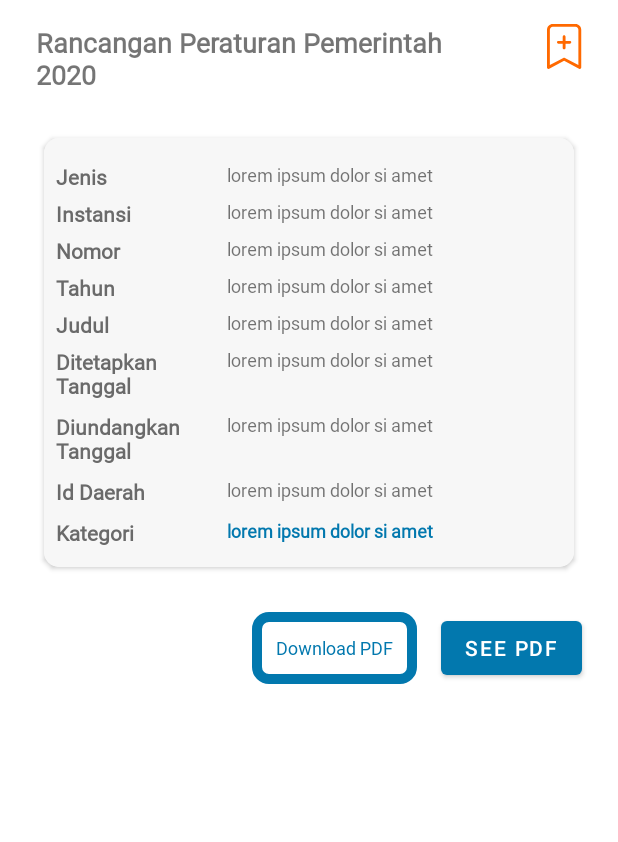
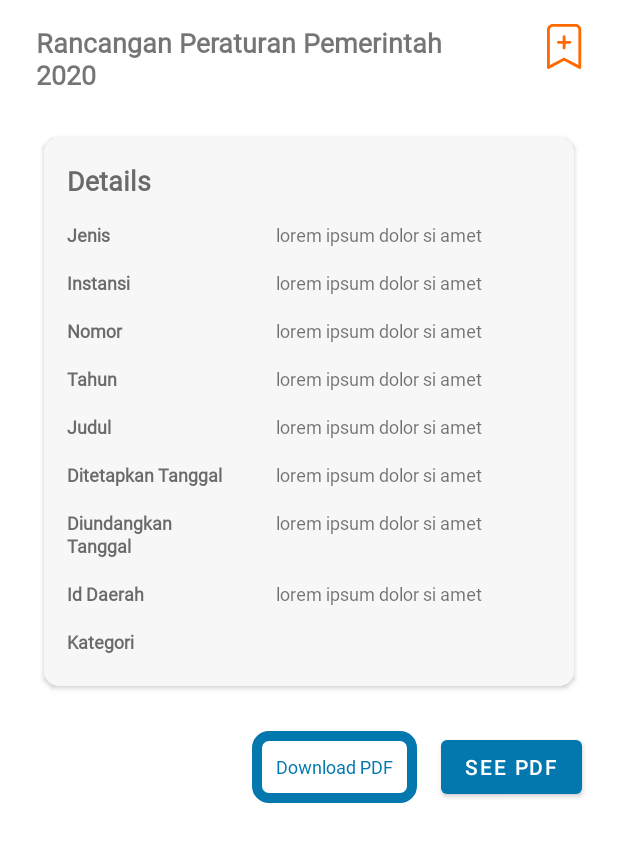
Before and after one commit to nadhifikbarw/adil-monorepo, an Android app: the layout fragment_information.xml on its own in the app's theme, with its tools: preview values and no code run, on a phone screen of 412 x 824 dp. Shown: the top 842 px of the screen. Run offline under Robolectric (Android 15) with nearby library versions, the phone set to English and light mode, and no system bars.

Commit message:
Enhance design at detail and pdfview

```diff
--- a/adil-android/adil/app/build.gradle
+++ b/adil-android/adil/app/build.gradle
@@ -71,6 +71,7 @@ dependencies {
 
     //Room
     implementation "androidx.room:room-ktx:$rootProject.roomVersion"
+    implementation 'androidx.room:room-runtime:2.2.5'
     kapt "androidx.room:room-compiler:$rootProject.roomVersion"
     implementation "androidx.lifecycle:lifecycle-livedata-ktx:2.3.1"
 
--- a/adil-android/adil/app/src/main/java/com/path_studio/adil/data/AdilDataSource.kt
+++ b/adil-android/adil/app/src/main/java/com/path_studio/adil/data/AdilDataSource.kt
@@ -23,5 +23,5 @@ interface AdilDataSource {
     fun getLegislationDetail(legislationId : String) : LiveData<LegislationResponse>
     fun getSignedUrl(docId: String): Task<String>
     fun getTimeline(query: String): Task<List<RelationshipItem?>>
-    fun queryLegislation(query: String): Task<List<QueryHitItem?>>
+    fun queryLegislation(query: String): Task<List<QueryHitItem>>
 }
--- a/adil-android/adil/app/src/main/java/com/path_studio/adil/data/AdilRepository.kt
+++ b/adil-android/adil/app/src/main/java/com/path_studio/adil/data/AdilRepository.kt
@@ -76,7 +76,7 @@ class AdilRepository(private val remoteDataSource: RemoteDataSource,
         return remoteDataSource.getTimeline(docId)
     }
 
-    override fun queryLegislation(query: String): Task<List<QueryHitItem?>> {
+    override fun queryLegislation(query: String): Task<List<QueryHitItem>> {
         return remoteDataSource.queryLegislation(query)
     }
 
--- a/adil-android/adil/app/src/main/java/com/path_studio/adil/data/source/remote/RemoteDataSource.kt
+++ b/adil-android/adil/app/src/main/java/com/path_studio/adil/data/source/remote/RemoteDataSource.kt
@@ -152,7 +152,6 @@ class RemoteDataSource {
         return legisDocResponse
     }
 
-
     fun getLegislationDetail(legislationId : String) : LiveData<LegislationResponse>{
         val legislationResult = MutableLiveData<LegislationResponse>()
         FirestoreConfig.getFirestoreService().collection("legislation").document(legislationId)
@@ -202,7 +201,7 @@ class RemoteDataSource {
             }
     }
 
-    fun queryLegislation(query: String): Task<List<QueryHitItem?>> {
+    fun queryLegislation(query: String): Task<List<QueryHitItem>> {
         val data = hashMapOf(
             "query" to query
         )
@@ -223,4 +222,7 @@ class RemoteDataSource {
                 result
             }
     }
+
+
+
 }
--- a/adil-android/adil/app/src/main/java/com/path_studio/adil/ui/detailUU/DetailUUActivity.kt
+++ b/adil-android/adil/app/src/main/java/com/path_studio/adil/ui/detailUU/DetailUUActivity.kt
@@ -44,7 +44,6 @@ class DetailUUActivity : AppCompatActivity() {
         val extras = intent.extras
         if (extras != null) {
             val legislationId = extras.getString(EXTRA_LEGISLATION_ID)
-            Log.e("Legislation ID", legislationId.toString())
         }
 
         //set back button listener
--- a/adil-android/adil/app/src/main/java/com/path_studio/adil/ui/searchResult/SearchResultViewModel.kt
+++ b/adil-android/adil/app/src/main/java/com/path_studio/adil/ui/searchResult/SearchResultViewModel.kt
@@ -7,6 +7,6 @@ import com.path_studio.adil.data.source.remote.response.QueryHitItem
 
 class SearchResultViewModel(private val adilRepository: AdilRepository) : ViewModel(){
 
-    fun queryLegislation(query :String) : Task<List<QueryHitItem?>> = adilRepository.queryLegislation(query)
+    fun queryLegislation(query :String) : Task<List<QueryHitItem>> = adilRepository.queryLegislation(query)
 
 }
--- a/adil-android/adil/app/src/main/res/layout/activity_pdf_view.xml
+++ b/adil-android/adil/app/src/main/res/layout/activity_pdf_view.xml
@@ -20,6 +20,7 @@
         app:layout_constraintTop_toTopOf="parent" />
 
     <TextView
+        android:id="@+id/tv_title_pdfview"
         android:layout_width="0dp"
         android:layout_height="wrap_content"
         android:layout_marginStart="8dp"
--- a/adil-android/adil/app/src/main/res/layout/fragment_information.xml
+++ b/adil-android/adil/app/src/main/res/layout/fragment_information.xml
@@ -11,7 +11,7 @@
         android:layout_height="wrap_content">
 
         <TextView
-            android:id="@+id/textView6"
+            android:id="@+id/tv_title_detail"
             android:layout_width="0dp"
             android:layout_height="wrap_content"
             android:layout_marginStart="24dp"
@@ -46,22 +46,45 @@
             app:cardUseCompatPadding="true"
             app:layout_constraintEnd_toEndOf="parent"
             app:layout_constraintStart_toStartOf="parent"
-            app:layout_constraintTop_toBottomOf="@+id/textView6">
+            app:layout_constraintTop_toBottomOf="@+id/tv_title_detail">
 
             <androidx.constraintlayout.widget.ConstraintLayout
                 android:layout_width="match_parent"
                 android:layout_height="wrap_content"
                 android:background="@color/white_smoke">
 
+                <androidx.constraintlayout.widget.Guideline
+                    android:id="@+id/guideline10"
+                    android:layout_width="wrap_content"
+                    android:layout_height="wrap_content"
+                    android:orientation="vertical"
+                    app:layout_constraintGuide_begin="155dp" />
+
+
+                <TextView
+                    android:id="@+id/textview_details"
+                    style="@style/InformationText"
+                    android:layout_width="0dp"
+                    android:layout_height="wrap_content"
+                    android:layout_marginTop="16dp"
+                    android:layout_marginStart="15dp"
+                    android:text="@string/detail"
+                    android:textStyle="bold"
+                    android:textSize="18sp"
+                    app:layout_constraintStart_toStartOf="parent"
+                    app:layout_constraintTop_toTopOf="parent"
+                    app:layout_constraintWidth_percent="0.3" />
+
                 <TextView
                     android:id="@+id/textView8"
                     style="@style/InformationText"
                     android:layout_width="0dp"
                     android:layout_height="wrap_content"
-                    android:layout_marginTop="16dp"
+                    android:layout_marginTop="15dp"
+                    android:layout_marginStart="15dp"
                     android:text="@string/jenis"
                     app:layout_constraintStart_toStartOf="parent"
-                    app:layout_constraintTop_toTopOf="parent"
+                    app:layout_constraintTop_toBottomOf="@id/textview_details"
                     app:layout_constraintWidth_percent="0.3" />
 
                 <TextView
@@ -69,39 +92,43 @@
                     style="@style/InformationAnswerText"
                     android:layout_width="0dp"
                     android:layout_height="wrap_content"
-                    android:layout_marginStart="8dp"
-                    android:layout_marginTop="16dp"
+                    android:layout_marginTop="15dp"
+
                     android:text="@string/lorem_ipsum"
-                    app:layout_constraintStart_toEndOf="@+id/textView8"
-                    app:layout_constraintTop_toTopOf="parent"
-                    app:layout_constraintWidth_percent="0.6" />
+                    app:layout_constraintStart_toStartOf="@+id/guideline10"
+                    app:layout_constraintTop_toBottomOf="@+id/textview_details"
+                    app:layout_constraintEnd_toEndOf="parent"
+/>
 
                 <TextView
                     android:id="@+id/textView9"
                     style="@style/InformationText"
                     android:layout_width="0dp"
                     android:layout_height="wrap_content"
+                    android:layout_marginTop="15dp"
+                    android:layout_marginStart="15dp"
                     android:text="@string/instansi"
                     app:layout_constraintStart_toStartOf="parent"
-                    app:layout_constraintTop_toBottomOf="@+id/info_jenis"
-                    app:layout_constraintWidth_percent="0.3" />
+                    app:layout_constraintTop_toBottomOf="@+id/info_jenis" />
 
                 <TextView
                     android:id="@+id/info_instansi"
                     style="@style/InformationAnswerText"
                     android:layout_width="0dp"
                     android:layout_height="wrap_content"
-                    android:layout_marginStart="8dp"
+                    android:layout_marginTop="15dp"
                     android:text="@string/lorem_ipsum"
-                    app:layout_constraintStart_toEndOf="@+id/textView9"
-                    app:layout_constraintTop_toBottomOf="@+id/info_jenis"
-                    app:layout_constraintWidth_percent="0.6" />
+                    app:layout_constraintEnd_toEndOf="parent"
+                    app:layout_constraintStart_toStartOf="@+id/guideline10"
+                    app:layout_constraintTop_toBottomOf="@+id/info_jenis" />
 
                 <TextView
                     android:id="@+id/textView10"
                     style="@style/InformationText"
                     android:layout_width="0dp"
                     android:layout_height="wrap_content"
+                    android:layout_marginTop="15dp"
+                    android:layout_marginStart="15dp"
                     android:text="@string/nomor"
                     app:layout_constraintStart_toStartOf="parent"
                     app:layout_constraintTop_toBottomOf="@+id/info_instansi"
@@ -112,17 +139,19 @@
                     style="@style/InformationAnswerText"
                     android:layout_width="0dp"
                     android:layout_height="wrap_content"
-                    android:layout_marginStart="8dp"
+                    android:layout_marginTop="15dp"
                     android:text="@string/lorem_ipsum"
-                    app:layout_constraintStart_toEndOf="@+id/textView10"
-                    app:layout_constraintTop_toBottomOf="@+id/info_instansi"
-                    app:layout_constraintWidth_percent="0.6" />
+                    app:layout_constraintEnd_toEndOf="parent"
+                    app:layout_constraintStart_toStartOf="@+id/guideline10"
+                    app:layout_constraintTop_toBottomOf="@+id/info_instansi" />
 
                 <TextView
                     android:id="@+id/textView11"
                     style="@style/InformationText"
                     android:layout_width="0dp"
                     android:layout_height="wrap_content"
+                    android:layout_marginTop="15dp"
+                    android:layout_marginStart="15dp"
                     android:text="@string/tahun"
                     app:layout_constraintStart_toStartOf="parent"
                     app:layout_constraintTop_toBottomOf="@+id/info_nomor"
@@ -133,17 +162,19 @@
                     style="@style/InformationAnswerText"
                     android:layout_width="0dp"
                     android:layout_height="wrap_content"
-                    android:layout_marginStart="8dp"
+                    android:layout_marginTop="15dp"
                     android:text="@string/lorem_ipsum"
-                    app:layout_constraintStart_toEndOf="@+id/textView11"
-                    app:layout_constraintTop_toBottomOf="@+id/info_nomor"
-                    app:layout_constraintWidth_percent="0.6" />
+                    app:layout_constraintEnd_toEndOf="parent"
+                    app:layout_constraintStart_toStartOf="@+id/guideline10"
+                    app:layout_constraintTop_toBottomOf="@+id/info_nomor" />
 
                 <TextView
                     android:id="@+id/textView12"
                     style="@style/InformationText"
                     android:layout_width="0dp"
                     android:layout_height="wrap_content"
+                    android:layout_marginTop="15dp"
+                    android:layout_marginStart="15dp"
                     android:text="@string/judul"
                     app:layout_constraintStart_toStartOf="parent"
                     app:layout_constraintTop_toBottomOf="@+id/info_tahun"
@@ -154,18 +185,21 @@
                     style="@style/InformationAnswerText"
                     android:layout_width="0dp"
                     android:layout_height="wrap_content"
-                    android:layout_marginStart="8dp"
+                    android:layout_marginTop="15dp"
                     android:text="@string/lorem_ipsum"
-                    app:layout_constraintStart_toEndOf="@+id/textView12"
-                    app:layout_constraintTop_toBottomOf="@+id/info_tahun"
-                    app:layout_constraintWidth_percent="0.6" />
+                    app:layout_constraintEnd_toEndOf="parent"
+                    app:layout_constraintStart_toStartOf="@+id/guideline10"
+                    app:layout_constraintTop_toBottomOf="@+id/info_tahun" />
 
                 <TextView
                     android:id="@+id/textView13"
                     style="@style/InformationText"
                     android:layout_width="0dp"
                     android:layout_height="wrap_content"
+                    android:layout_marginTop="15dp"
+                    android:layout_marginStart="15dp"
                     android:text="@string/ditetapkan_tanggal"
+
                     app:layout_constraintStart_toStartOf="parent"
                     app:layout_constraintTop_toBottomOf="@+id/info_judul"
                     app:layout_constraintWidth_percent="0.3" />
@@ -175,17 +209,20 @@
                     style="@style/InformationAnswerText"
                     android:layout_width="0dp"
                     android:layout_height="wrap_content"
-                    android:layout_marginStart="8dp"
+                    android:layout_marginTop="15dp"
                     android:text="@string/lorem_ipsum"
-                    app:layout_constraintStart_toEndOf="@+id/textView13"
-                    app:layout_constraintTop_toBottomOf="@+id/info_judul"
-                    app:layout_constraintWidth_percent="0.6" />
+                    app:layout_constraintEnd_toEndOf="parent"
+                    app:layout_constraintStart_toStartOf="@+id/guideline10"
+                    app:layout_constraintTop_toBottomOf="@+id/info_judul" />
 
                 <TextView
                     android:id="@+id/textView14"
                     style="@style/InformationText"
                     android:layout_width="0dp"
                     android:layout_height="wrap_content"
+                    android:layout_marginTop="15dp"
+                    android:layout_marginStart="15dp"
+                    android:lineHeight="15sp"
                     android:text="@string/diundangkan_tanggal"
                     app:layout_constraintStart_toStartOf="parent"
                     app:layout_constraintTop_toBottomOf="@+id/textView13"
@@ -196,17 +233,19 @@
                     style="@style/InformationAnswerText"
                     android:layout_width="0dp"
                     android:layout_height="wrap_content"
-                    android:layout_marginStart="8dp"
+                    android:layout_marginTop="15dp"
                     android:text="@string/lorem_ipsum"
-                    app:layout_constraintStart_toEndOf="@+id/textView14"
-                    app:layout_constraintTop_toBottomOf="@+id/textView13"
-                    app:layout_constraintWidth_percent="0.6" />
+                    app:layout_constraintEnd_toEndOf="parent"
+                    app:layout_constraintStart_toStartOf="@+id/guideline10"
+                    app:layout_constraintTop_toBottomOf="@+id/textView13" />
 
                 <TextView
                     android:id="@+id/textView15"
                     style="@style/InformationText"
                     android:layout_width="0dp"
                     android:layout_height="wrap_content"
+                    android:layout_marginTop="15dp"
+                    android:layout_marginStart="15dp"
                     android:text="@string/daerah_id"
                     app:layout_constraintStart_toStartOf="parent"
                     app:layout_constraintTop_toBottomOf="@+id/textView14"
@@ -217,17 +256,19 @@
                     style="@style/InformationAnswerText"
                     android:layout_width="0dp"
                     android:layout_height="wrap_content"
-                    android:layout_marginStart="8dp"
+                    android:layout_marginTop="15dp"
                     android:text="@string/lorem_ipsum"
-                    app:layout_constraintStart_toEndOf="@+id/textView15"
-                    app:layout_constraintTop_toBottomOf="@+id/textView14"
-                    app:layout_constraintWidth_percent="0.6" />
+                    app:layout_constraintEnd_toEndOf="parent"
+                    app:layout_constraintStart_toStartOf="@+id/guideline10"
+                    app:layout_constraintTop_toBottomOf="@+id/textView14" />
 
                 <TextView
                     android:id="@+id/textView16"
                     style="@style/InformationText"
                     android:layout_width="0dp"
                     android:layout_height="wrap_content"
+                    android:layout_marginTop="15dp"
+                    android:layout_marginStart="15dp"
                     android:text="@string/kategori"
                     app:layout_constraintStart_toStartOf="parent"
                     app:layout_constraintTop_toBottomOf="@+id/textView15"
@@ -237,16 +278,18 @@
                     android:id="@+id/info_kategori"
                     android:layout_width="0dp"
                     android:layout_height="wrap_content"
-                    android:layout_marginStart="8dp"
-                    android:layout_marginBottom="16dp"
-                    android:text="@string/lorem_ipsum"
+                    android:layout_marginTop="15dp"
+                    android:layout_marginBottom="21dp"
+                    android:text=""
                     android:textColor="@color/cerulean"
                     android:textSize="12sp"
                     android:textStyle="bold"
                     app:layout_constraintBottom_toBottomOf="parent"
-                    app:layout_constraintStart_toEndOf="@+id/textView16"
-                    app:layout_constraintTop_toTopOf="@+id/textView16"
-                    app:layout_constraintWidth_percent="0.6" />
+                    app:layout_constraintEnd_toEndOf="parent"
+                    app:layout_constraintStart_toStartOf="@+id/guideline10"
+                    app:layout_constraintTop_toBottomOf="@+id/textView15" />
+
+
 
             </androidx.constraintlayout.widget.ConstraintLayout>
 
--- a/adil-android/adil/app/src/main/res/values/strings.xml
+++ b/adil-android/adil/app/src/main/res/values/strings.xml
@@ -53,4 +53,5 @@
     <string name="status_hukum">Status Hukum</string>
     <string name="belum_dicabut_ubah">Belum Dicabut/Ubah</string>
     <string name="telah_dicabut">Telah Dicabut</string>
+    <string name="detail">Details</string>
 </resources>
--- a/adil-android/adil/app/src/main/res/values/themes.xml
+++ b/adil-android/adil/app/src/main/res/values/themes.xml
@@ -53,7 +53,7 @@
     </style>
 
     <style name="InformationText">
-        <item name="android:textSize">14sp</item>
+        <item name="android:textSize">12sp</item>
         <item name="android:textColor">@color/dim_gray</item>
         <item name="android:textStyle">bold</item>
         <item name="android:layout_marginStart">8dp</item>
```
Also changed, not shown: adil-android/adil/app/src/main/java/com/path_studio/adil/ui/detailUU/information/InformationFragment.kt (+32 -10 lines), adil-android/adil/app/src/main/java/com/path_studio/adil/ui/pdfView/PdfViewActivity.kt (+10 -1 lines), adil-android/adil/app/src/main/java/com/path_studio/adil/ui/searchResult/SearchResultActivity.kt (+1 -22 lines).
